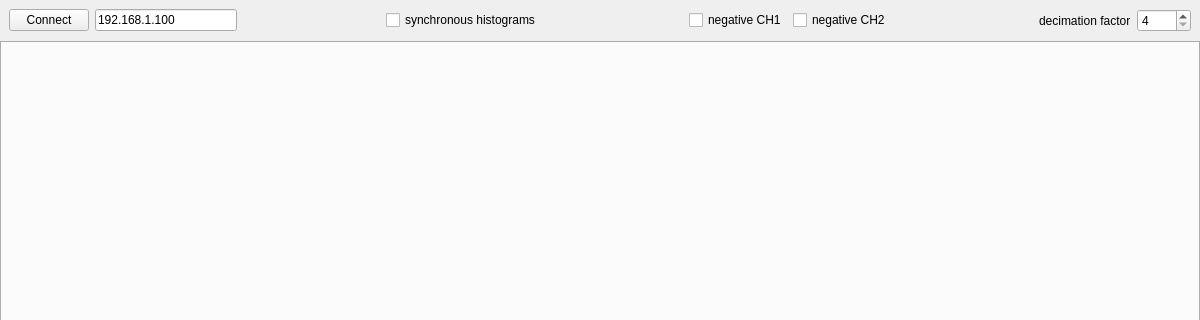
Old version of the form projects/mcpha/client/mcpha.ui in the repository pavel-demin/red-pitaya-notes; both pictures show x 0 to 1200 and y 0 to 320 of the 1200 by 800 pixel window.
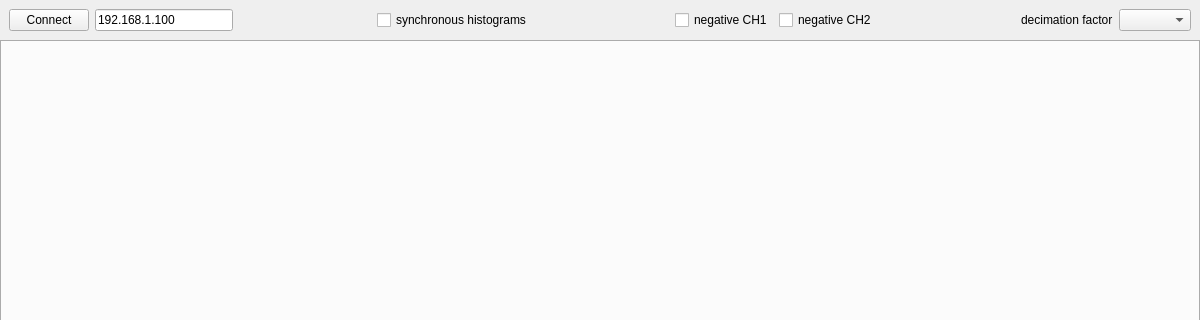
New version of the form.

Commit message: use QComboBox for decimation factor in mcpha

Patch:
```diff
--- a/projects/mcpha/client/mcpha.ui
+++ b/projects/mcpha/client/mcpha.ui
@@ -121,17 +121,7 @@
         </widget>
        </item>
        <item>
-        <widget class="QSpinBox" name="rateValue">
-         <property name="minimum">
-          <number>4</number>
-         </property>
-         <property name="maximum">
-          <number>8192</number>
-         </property>
-         <property name="singleStep">
-          <number>4</number>
-         </property>
-        </widget>
+        <widget class="QComboBox" name="rateValue"/>
        </item>
       </layout>
      </widget>
```
The commit also changes 1 other file.
